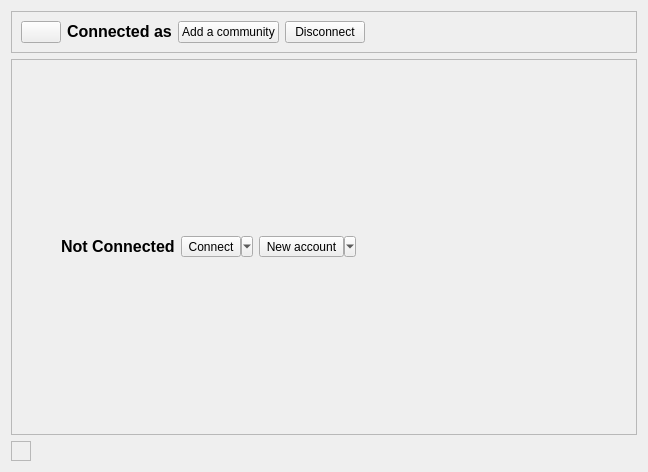
duniter/sakia, file res/ui/homescreen.ui: the form before one commit.
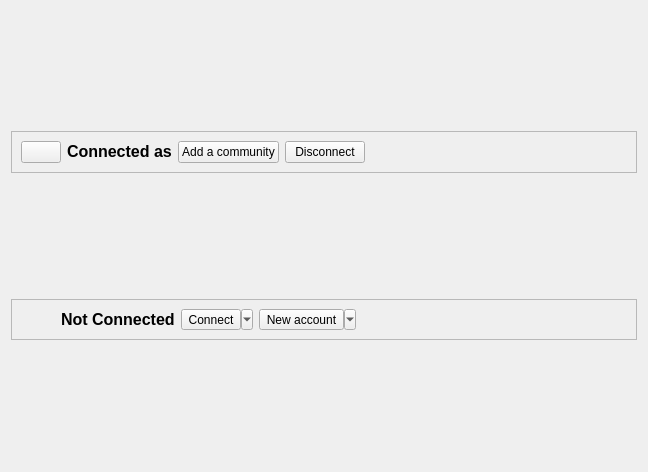
The form after the commit. Icons and pictures are not drawn.

Commit message: Clickable community tabs

```diff
--- a/res/ui/homescreen.ui
+++ b/res/ui/homescreen.ui
@@ -10,12 +10,24 @@
     <height>472</height>
    </rect>
   </property>
+  <property name="sizePolicy">
+   <sizepolicy hsizetype="Preferred" vsizetype="Preferred">
+    <horstretch>0</horstretch>
+    <verstretch>0</verstretch>
+   </sizepolicy>
+  </property>
   <property name="windowTitle">
    <string>Form</string>
   </property>
   <layout class="QVBoxLayout" name="verticalLayout">
    <item>
     <widget class="QFrame" name="frame_connected">
+     <property name="sizePolicy">
+      <sizepolicy hsizetype="Preferred" vsizetype="Maximum">
+       <horstretch>0</horstretch>
+       <verstretch>0</verstretch>
+      </sizepolicy>
+     </property>
      <property name="frameShape">
       <enum>QFrame::StyledPanel</enum>
      </property>
@@ -96,6 +108,12 @@
    </item>
    <item>
     <widget class="QFrame" name="frame_disconnected">
+     <property name="sizePolicy">
+      <sizepolicy hsizetype="Preferred" vsizetype="Maximum">
+       <horstretch>0</horstretch>
+       <verstretch>0</verstretch>
+      </sizepolicy>
+     </property>
      <property name="frameShape">
       <enum>QFrame::StyledPanel</enum>
      </property>
@@ -194,27 +212,6 @@
      </layout>
     </widget>
    </item>
-   <item>
-    <widget class="QFrame" name="frame_communities">
-     <property name="sizePolicy">
-      <sizepolicy hsizetype="Preferred" vsizetype="Expanding">
-       <horstretch>0</horstretch>
-       <verstretch>0</verstretch>
-      </sizepolicy>
-     </property>
-     <property name="frameShape">
-      <enum>QFrame::StyledPanel</enum>
-     </property>
-     <property name="frameShadow">
-      <enum>QFrame::Raised</enum>
-     </property>
-     <layout class="QGridLayout" name="gridLayout">
-      <property name="sizeConstraint">
-       <enum>QLayout::SetFixedSize</enum>
-      </property>
-     </layout>
-    </widget>
-   </item>
   </layout>
  </widget>
  <resources>
```
Left out of the diff: 4 changed lines with no effect on the pictures. The commit also changes 3 other files.
